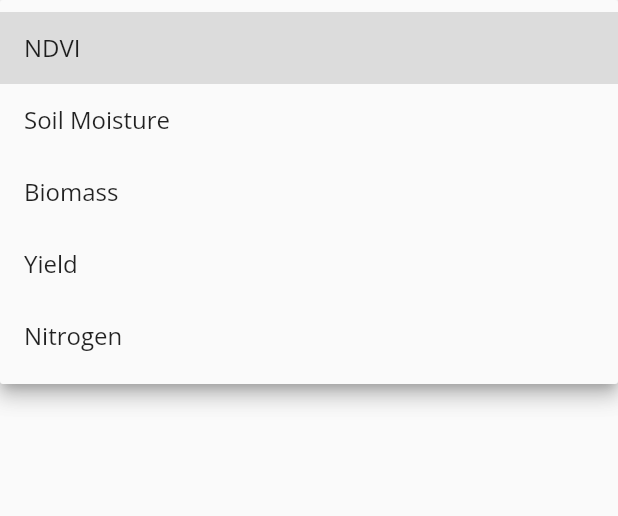
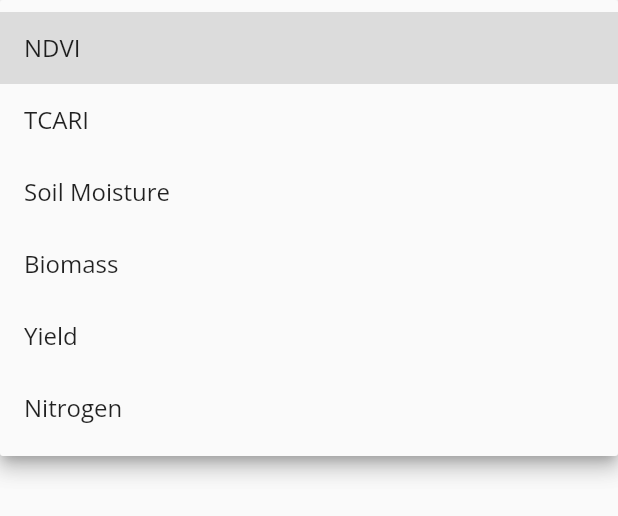
Before and after one commit to GDSC-Delft-Dev/apa, a Flutter app: the MapsDropdown widget shown alone on an empty page, opened directly, after a tap on "NDVI", on a phone screen of 412 x 824 dp. Shown: the top 516 px of the screen. Run offline on Flutter 3.47's test engine with Material 2 defaults, Android fonts, the phone set to English and light mode, and no system bars; our stand-ins replace cached_network_image, cloud_firestore, cloud_functions, firebase_auth, firebase_core, firebase_storage and 7 more; missing offline and left inert: chat_gpt_sdk, f_logs, geojson_vi, poly_collisions; accounts and stored records are empty; generated files the repository leaves out were written again; network calls fail.

Commit message:
add index map for TCARI

```diff
--- a/src/frontend/lib/providers/insight_choices_provider.dart
+++ b/src/frontend/lib/providers/insight_choices_provider.dart
@@ -4,7 +4,8 @@ import '../models/insight_model.dart';
 
 enum InsightMapType {
   ndvi,
-  soil_moisture,
+  tcari,
+  soilMoisture,
   biomass,
   yield,
   nitrogen
--- a/src/frontend/lib/views/insights/widgets/color_legend.dart
+++ b/src/frontend/lib/views/insights/widgets/color_legend.dart
@@ -12,7 +12,7 @@ class ColorLegend extends StatelessWidget {
   Widget build(BuildContext context) {
 
     List<Color> ndviColors = [Colors.yellow, Colors.red];
-    List<Color> soilMoistureColors = [Colors.blue, Colors.green];
+    List<Color> tcariColors = [Colors.blue, Colors.green];
 
     return Container(
       height: 40.0,
@@ -21,7 +21,7 @@ class ColorLegend extends StatelessWidget {
         border: Border.all(color: Colors.black, width: 1.0),
         borderRadius: BorderRadius.all(Radius.circular(10.0)),
         gradient: LinearGradient(
-                    colors: mapType == InsightMapType.ndvi ? ndviColors : soilMoistureColors,
+                    colors: mapType == InsightMapType.ndvi ? ndviColors : tcariColors,
                     begin: Alignment.centerLeft, end: Alignment.centerRight, tileMode: TileMode.clamp)
       ),
       child: Row(
--- a/src/frontend/lib/views/insights/widgets/maps_dropdown.dart
+++ b/src/frontend/lib/views/insights/widgets/maps_dropdown.dart
@@ -28,7 +28,8 @@ class _MapsDropdownState extends State<MapsDropdown> {
                 filled: true,
                 fillColor: Colors.white,
                 hintText: currMap == InsightMapType.ndvi ? 'NDVI'
-                                        : currMap == InsightMapType.soil_moisture ? 'Soil Moisture'
+                                        : currMap == InsightMapType.tcari ? 'TCARI'
+                                        : currMap == InsightMapType.soilMoisture ? 'Soil Moisture'
                                         : currMap == InsightMapType.biomass ? 'Biomass'
                                         : currMap == InsightMapType.yield ? 'Yield'
                                         : 'Nitrogen',
@@ -39,7 +40,8 @@ class _MapsDropdownState extends State<MapsDropdown> {
                 return DropdownMenuItem<InsightMapType>(
                   value: type,
                   child: Text(type == InsightMapType.ndvi ? 'NDVI'
-                                        : type == InsightMapType.soil_moisture ? 'Soil Moisture'
+                                        : type == InsightMapType.tcari ? 'TCARI'
+                                        : type == InsightMapType.soilMoisture ? 'Soil Moisture'
                                         : type == InsightMapType.biomass ? 'Biomass'
                                         : type == InsightMapType.yield ? 'Yield'
                                         : 'Nitrogen'),
```
